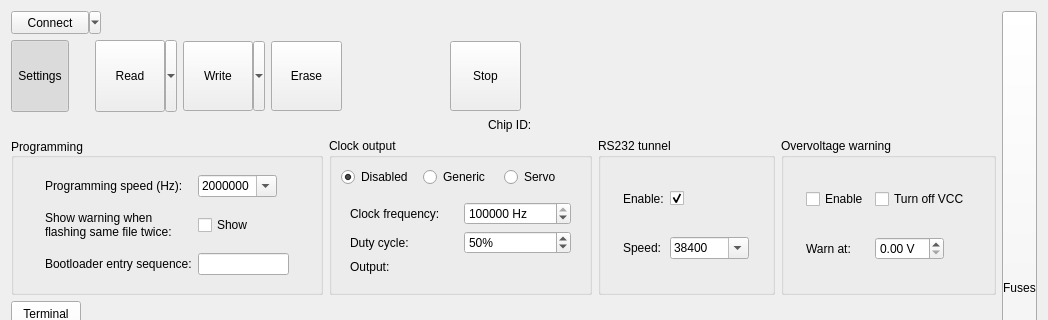
Before: the Qt Designer form src/LorrisProgrammer/ui/fullprogrammerui.ui in Tasssadar/Lorris, drawn with Qt 5; both pictures show x 0 to 1048 and y 0 to 320 of the 1048 by 576 pixel window.
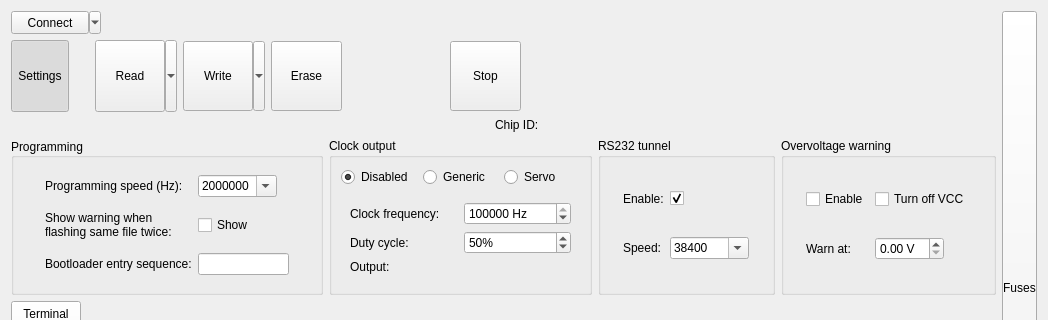
After: the same form once the commit is applied. Icons and pictures are not drawn. Custom widgets are drawn as their Qt base class.

Diff of the .ui file:
```diff
--- a/src/LorrisProgrammer/ui/fullprogrammerui.ui
+++ b/src/LorrisProgrammer/ui/fullprogrammerui.ui
@@ -409,7 +409,7 @@
       </layout>
      </item>
      <item>
-      <layout class="QHBoxLayout" name="toolLayout" stretch="0,0,0,0">
+      <layout class="QHBoxLayout" name="toolLayout" stretch="0,0,0,0,0">
        <item>
         <widget class="QLabel" name="filename">
          <property name="sizePolicy">
@@ -426,7 +426,7 @@
        <item>
         <widget class="QLabel" name="filedate">
          <property name="sizePolicy">
-          <sizepolicy hsizetype="Expanding" vsizetype="Preferred">
+          <sizepolicy hsizetype="Minimum" vsizetype="Preferred">
            <horstretch>0</horstretch>
            <verstretch>0</verstretch>
           </sizepolicy>
@@ -436,6 +436,19 @@
          </property>
         </widget>
        </item>
+       <item>
+        <widget class="QLabel" name="new_indicator">
+         <property name="sizePolicy">
+          <sizepolicy hsizetype="Expanding" vsizetype="Preferred">
+           <horstretch>0</horstretch>
+           <verstretch>0</verstretch>
+          </sizepolicy>
+         </property>
+         <property name="text">
+          <string/>
+         </property>
+        </widget>
+       </item>
        <item>
         <widget class="QLabel" name="label_2">
          <property name="text">
```
Left out of the diff: 17 changed lines with no effect on the pictures.
